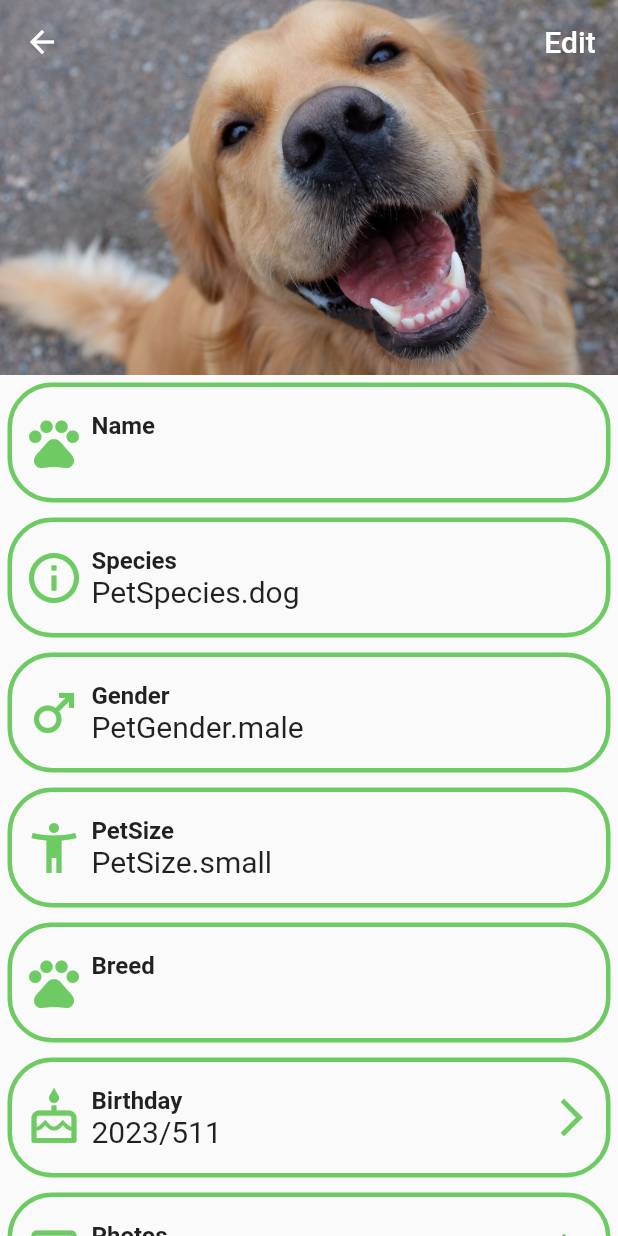
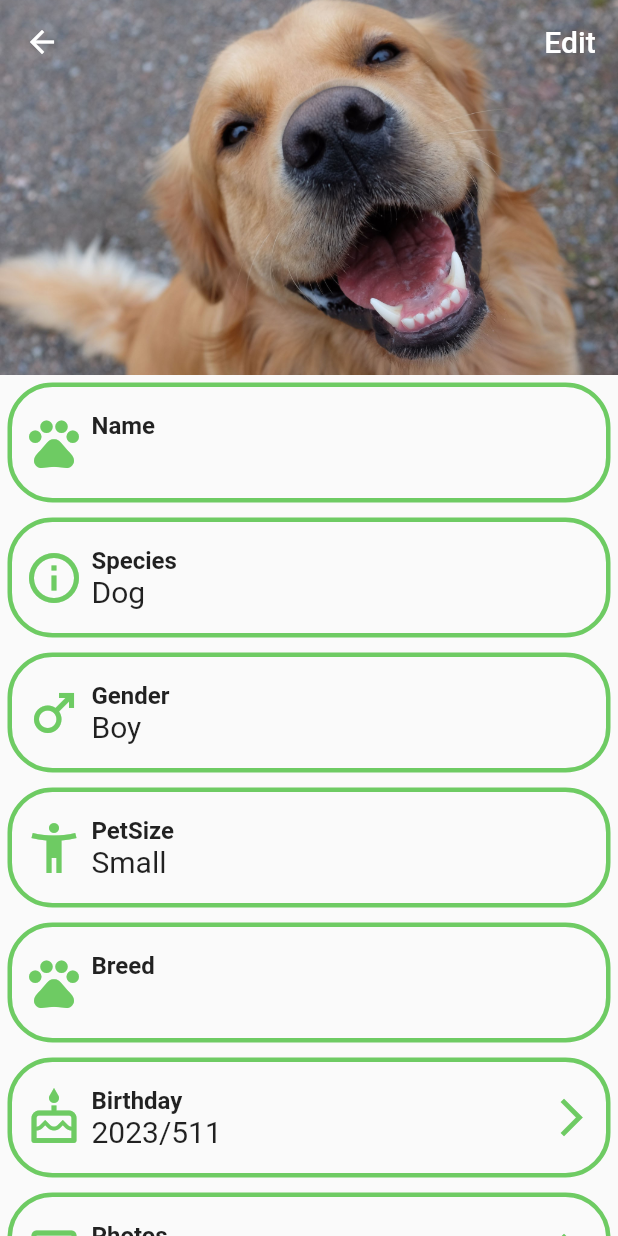
Before and after one commit to Mateorid/Flutter-project, a Flutter app: the PetProfilePage screen opened directly with empty values, on a phone screen of 412 x 824 dp. Run offline on Flutter 3.47's test engine with Material 2 defaults, Android fonts, the phone set to English and light mode, and no system bars; our stand-ins replace cloud_firestore, email_validator, file_picker, firebase_auth, firebase_core, firebase_storage and 3 more; accounts and stored records are empty.

Commit message:
Pet enums with printable values

```diff
--- a/lib/Models/Pet/pet_gender.dart
+++ b/lib/Models/Pet/pet_gender.dart
@@ -1 +1,8 @@
-enum PetGender { male, female, other }
+enum PetGender {
+  male('Boy'),
+  female('Girl'),
+  other('Other');
+
+  final String text;
+  const PetGender(this.text);
+}
--- a/lib/Models/Pet/pet_size.dart
+++ b/lib/Models/Pet/pet_size.dart
@@ -1 +1,8 @@
-enum PetSize { small, medium, large }
+enum PetSize {
+  small('Small'),
+  medium('Medium'),
+  large('Large');
+
+  final String text;
+  const PetSize(this.text);
+}
--- a/lib/Models/Pet/pet_species.dart
+++ b/lib/Models/Pet/pet_species.dart
@@ -1 +1,12 @@
-enum PetSpecies { dog, cat, bird, reptile, smallMammal, amphibian, other }
+enum PetSpecies {
+  dog('Dog'),
+  cat('Cat'),
+  bird('Bird'),
+  reptile('Reptile'),
+  smallMammal('Small mammal'),
+  amphibian('Amphibian'),
+  other('Other');
+
+  final String text;
+  const PetSpecies(this.text);
+}
--- a/lib/pages/Pets/pet_profile_page.dart
+++ b/lib/pages/Pets/pet_profile_page.dart
@@ -50,31 +50,32 @@ class PetProfilePage extends StatelessWidget {
         ),
         InfoTile(
           title: "Species",
-          content: _infoText(p.species.toString()),
+          content: _infoText(p.species.text),
           icon: Icons.info_outline,
         ),
         InfoTile(
           title: "Gender",
-          content: _infoText(p.gender.toString()),
+          content: _infoText(p.gender.text),
           icon: iconService.getGenderIcon(p.gender),
         ),
         InfoTile(
           title: "PetSize",
-          content: _infoText(p.size.toString()),
+          content: _infoText(p.size.text),
           icon: iconService.getSizeIcon(p.size),
         ),
-        //todo make this tappable and onclick it will change from Bday to age (scale it)
         InfoTile(
           title: "Breed",
           content: _infoText(p.breed.toString()),
           icon: Icons.pets_outlined,
         ),
+        //todo make this tappable and onclick it will change from Bday to age (scale it)
         InfoTile(
           title: "Birthday",
           content: _infoText(_getBirthdayText()),
           icon: Icons.cake_outlined,
           callback: () => print("//TODO: change to age"),
         ),
+        //todo open images?
         InfoTile(
           title: "Photos",
           content: _infoText("Click to show 9+ more photos"), //todo?
--- a/lib/widgets/pets/pet_overview_tile.dart
+++ b/lib/widgets/pets/pet_overview_tile.dart
@@ -72,7 +72,7 @@ class PetOverviewTile extends StatelessWidget {
         break;
     }
 
-    final text = '${pet.size.name} / ${genderText ?? ''}${pet.species.name}';
+    final text = '${pet.size.name} / ${genderText ?? ''}${pet.species.text}';
     return Text(
       text,
       style: const TextStyle(
```
